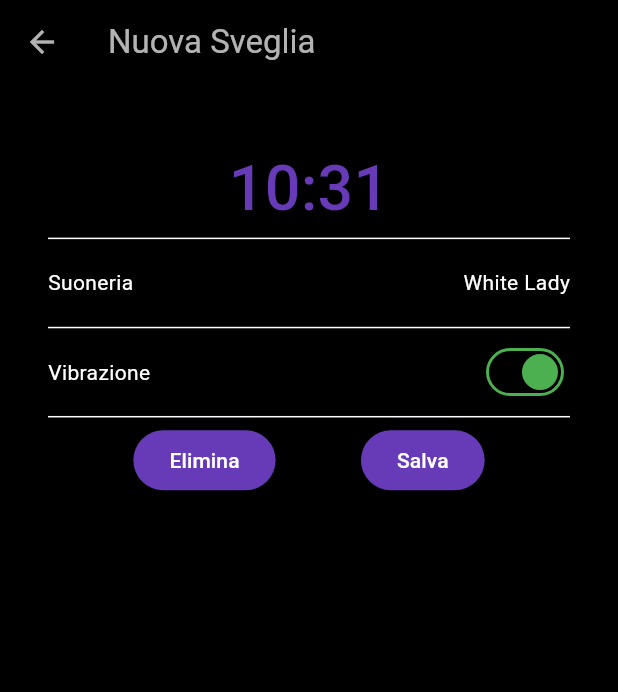
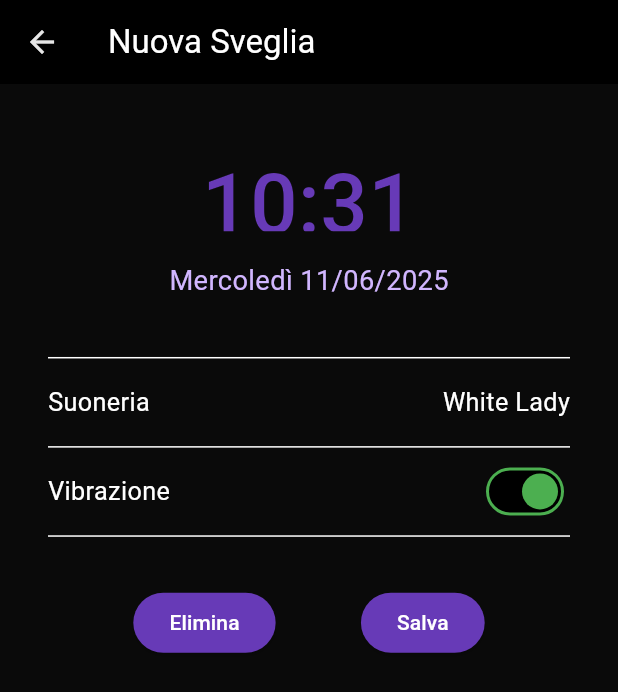
Before and after one commit to FraDepe/i_sonno, a Flutter app: the AddAlarmScreen screen opened directly, on a phone screen of 412 x 824 dp. Shown: the top 692 px of the screen. Run offline on Flutter 3.47's test engine with Material 3 defaults, Android fonts, the phone set to English and light mode, and no system bars; our stand-ins replace file_picker, flutter_local_notifications, pedometer, permission_handler, sensors_plus, timezone; missing offline and left inert: alarm; statements that could not run were skipped.

Commit message:
Changed some colors, fixed graphical issues and edited isWalking check

```diff
--- a/lib/main.dart
+++ b/lib/main.dart
@@ -18,7 +18,7 @@ Future<void> main() async {
     MaterialApp(
       theme: ThemeData(
         brightness: Brightness.dark,
-        scaffoldBackgroundColor: Colors.black,
+        scaffoldBackgroundColor: const Color(0xFF0A0A0A),
         primaryColor: Colors.deepPurple,
         colorScheme: const ColorScheme.dark(
           primary: Colors.deepPurple,
@@ -26,10 +26,10 @@ Future<void> main() async {
           surface: Colors.black,
           onPrimary: Colors.white,
           onSecondary: Colors.white,
-          onSurface: Colors.white70,
+          onSurface: Color.fromARGB(255, 230, 230, 230),
         ),
         floatingActionButtonTheme: const FloatingActionButtonThemeData(
-          backgroundColor: Colors.deepPurple,
+          backgroundColor: Color.fromARGB(255, 133, 86, 216),
           foregroundColor: Colors.white,
         ),
         elevatedButtonTheme: ElevatedButtonThemeData(
--- a/lib/screens/add_alarm_screen.dart
+++ b/lib/screens/add_alarm_screen.dart
@@ -2,6 +2,7 @@ import 'package:alarm/alarm.dart';
 //import 'package:i_sonno/widget/multi_select.dart';
 import 'package:file_picker/file_picker.dart';
 import 'package:flutter/material.dart';
+import 'package:intl/intl.dart';
 
 class AddAlarmScreen extends StatefulWidget {
   const AddAlarmScreen({super.key, this.alarmSettings});
@@ -17,6 +18,7 @@ class _AddAlarmScreenState extends State<AddAlarmScreen> {
 
   late bool creating;
   late DateTime selectedDateTime;
+  late String nameOfTheDay;
   late bool loopAudio;
   late bool vibrate;
   late double? volume;
@@ -32,6 +34,7 @@ class _AddAlarmScreenState extends State<AddAlarmScreen> {
     if (creating) {
       selectedDateTime = DateTime.now().add(const Duration(minutes: 1));
       selectedDateTime = selectedDateTime.copyWith(second: 0, millisecond: 0);
+      nameOfTheDay = getNameOfDay(selectedDateTime);
       loopAudio = true;
       vibrate = true;
       volume = null;
@@ -40,6 +43,7 @@ class _AddAlarmScreenState extends State<AddAlarmScreen> {
       assetAudio = 'assets/white_lady.mp3';
     } else {
       selectedDateTime = widget.alarmSettings!.dateTime;
+      nameOfTheDay = getNameOfDay(selectedDateTime);
       loopAudio = widget.alarmSettings!.loopAudio;
       vibrate = widget.alarmSettings!.vibrate;
       volume = widget.alarmSettings!.volumeSettings.volume;
@@ -49,20 +53,27 @@ class _AddAlarmScreenState extends State<AddAlarmScreen> {
     }
   }
 
-  String getDay() {
-    final now = DateTime.now();
-    final today = DateTime(now.year, now.month, now.day);
-    final difference = selectedDateTime.difference(today).inDays;
+  String getNameOfDay(DateTime date) {
+    final nameDay = DateFormat('EEEE').format(date);
+    final ymdDate = DateFormat('dd/MM/yyyy').format(date);
 
-    switch (difference) {
-      case 0:
-        return 'Oggi';
-      case 1:
-        return 'Domani';
-      case 2:
-        return 'Dopo domani';
+    switch (nameDay) {
+      case 'Monday':
+        return 'Lunedì $ymdDate';
+      case 'Tuesday':
+        return 'Martedì $ymdDate';
+      case 'Wednesday':
+        return 'Mercoledì $ymdDate';
+      case 'Thursday':
+        return 'Giovedì $ymdDate';
+      case 'Friday':
+        return 'Venerdì $ymdDate';
+      case 'Saturday':
+        return 'Sabato $ymdDate';
+      case 'Sunday':
+        return 'Domenica $ymdDate';
       default:
-        return 'In $difference giorni';
+        return ymdDate;
     }
   }
 
@@ -131,6 +142,7 @@ class _AddAlarmScreenState extends State<AddAlarmScreen> {
         if (selectedDateTime.isBefore(now)) {
           selectedDateTime = selectedDateTime.add(const Duration(days: 1));
         }
+        nameOfTheDay = getNameOfDay(selectedDateTime);
       });
     }
   }
@@ -275,29 +287,44 @@ class _AddAlarmScreenState extends State<AddAlarmScreen> {
     final deviceHeight = MediaQuery.of(context).size.height;
 
     return Scaffold(
-      appBar: AppBar(title: const Text('Nuova Sveglia')),
+      appBar: AppBar(title: const Text('Nuova Sveglia', style: TextStyle(color: Colors.white),)),
       body: Padding(
         padding: const EdgeInsets.all(32),
         child: Column(
           children: [
             SizedBox(
               width: deviceWidth * 0.7,
-              height: deviceHeight * 0.08,
+              height: deviceHeight * 0.09,
               child: TextButton(
                 onPressed: _pickTime,
                 style: TextButton.styleFrom(
                   shape: RoundedRectangleBorder(
                     borderRadius: BorderRadius.circular(12),
-                    side: const BorderSide(),
                   ),
                   minimumSize: const Size(100, 100),
+                  //backgroundColor: Colors.limeAccent
                 ),
                 child: Text(
                   '${selectedDateTime.hour.toString().padLeft(2, '0')}:${selectedDateTime.minute.toString().padLeft(2, '0')}',
-                  style: TextStyle(fontSize: deviceWidth * 0.06),
+                  style: TextStyle(fontSize: deviceWidth * 0.08),
                   textScaler: const TextScaler.linear(1.7),
                 ),
               ),
+            ),
+            SizedBox(
+              height: deviceHeight * 0.015,
+            ),
+            Center(
+              child: Text(
+                nameOfTheDay,
+                textScaler: const TextScaler.linear(1.3),
+                style: const TextStyle(
+                  color: Color.fromARGB(255, 209, 182, 255),
+                ),
+              ),
+            ),
+            SizedBox(
+              height: deviceHeight * 0.04,
             ),
             const Divider(
               height: 10,
@@ -310,8 +337,8 @@ class _AddAlarmScreenState extends State<AddAlarmScreen> {
                 child: Row(
                   mainAxisAlignment: MainAxisAlignment.spaceBetween,
                   children: [
-                    const Text('Suoneria'),
-                    Text(getRingtoneName(assetAudio)),
+                    const Text('Suoneria', textScaler: TextScaler.linear(1.2),),
+                    Text(getRingtoneName(assetAudio), textScaler: const TextScaler.linear(1.2),),
                   ],
                 ),
               ),
@@ -327,7 +354,7 @@ class _AddAlarmScreenState extends State<AddAlarmScreen> {
                 child: Row(
                   mainAxisAlignment: MainAxisAlignment.spaceBetween,
                   children: [
-                    const Text('Vibrazione'),
+                    const Text('Vibrazione', textScaler: TextScaler.linear(1.2),),
                     Switch(
                       value: vibrate,
                       onChanged: (value) => setState(() => vibrate = value),
@@ -341,13 +368,13 @@ class _AddAlarmScreenState extends State<AddAlarmScreen> {
                         if (states.contains(WidgetState.selected)) {
                           return Colors.green; // thumb when ON
                         }
-                        return Colors.white;
+                        return const Color.fromARGB(255, 163, 163, 163);
                       }),
                       trackOutlineColor: WidgetStateProperty.resolveWith<Color>((states) {
                         if (states.contains(WidgetState.selected)) {
                           return Colors.green; // outline when ON
                         }
-                        return Colors.white;
+                        return const Color.fromARGB(255, 163, 163, 163);
                       }),
                     ),
                   ],
@@ -356,6 +383,9 @@ class _AddAlarmScreenState extends State<AddAlarmScreen> {
             ),
             const Divider(
               height: 10,
+            ),
+            SizedBox(
+              height: deviceHeight * 0.035,
             ),
             Row(
               mainAxisAlignment: MainAxisAlignment.spaceEvenly,
--- a/lib/sensors/pedometer_detector.dart
+++ b/lib/sensors/pedometer_detector.dart
@@ -101,7 +101,7 @@ class _PedometerAppState extends State<PedometerApp> {
 
   debugPrint(stDev.toString());
   // Gioca con questo valore in base a test reali
-  return stDev > 0.8 && stDev < 1.8;
+  return stDev > 0.6 && stDev < 2;
 }
 
   void _startProgressTimer() {
```
Also changed, not shown: lib/screens/alarms_screen.dart (+33 -4 lines).
